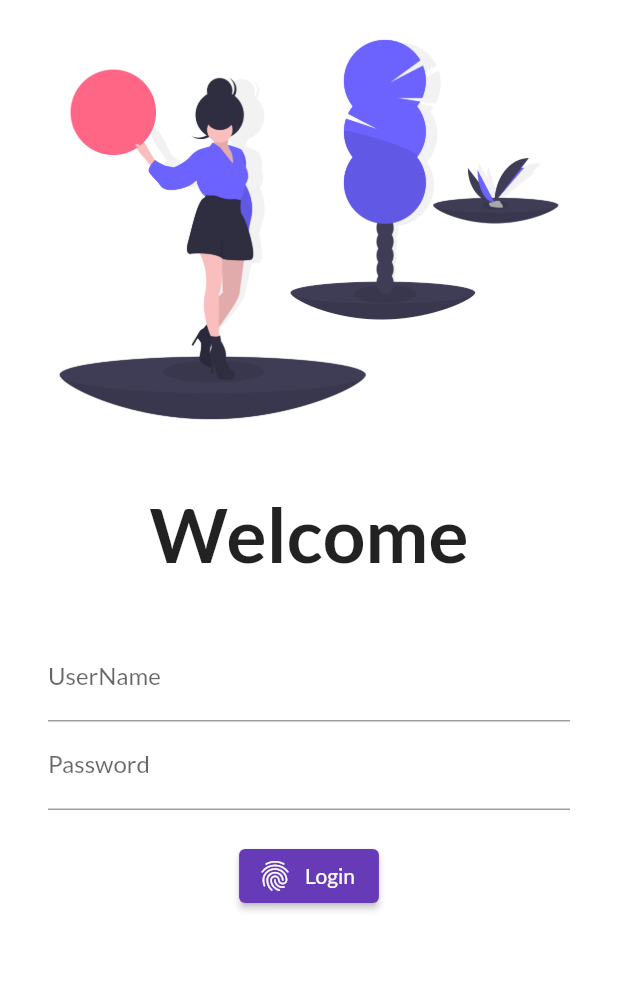
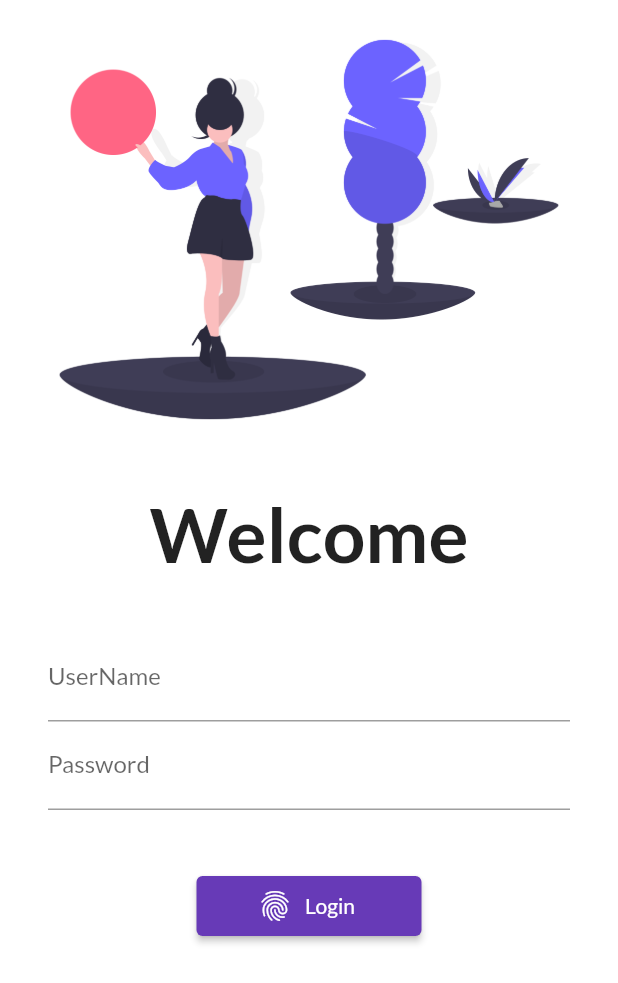
Before and after one commit to Akhil-ps-dev/complete_flutter_catalog_app, a Flutter app: the screen it shows after launch, on a phone screen of 412 x 824 dp. Shown: the top 983 px of the screen. Run offline on Flutter 3.47's test engine with Material 2 defaults, Android fonts, the phone set to English and light mode, and no system bars; our stand-ins replace google_fonts.

Commit message:
day 4 completed

```diff
--- a/analysis_options.yaml
+++ b/analysis_options.yaml
@@ -22,6 +22,8 @@ linter:
   # `// ignore_for_file: name_of_lint` syntax on the line or in the file
   # producing the lint.
   rules:
+     prefer_const_constructors: false
+     prefer_const_literals_to_create_immutables: false
     # avoid_print: false  # Uncomment to disable the `avoid_print` rule
     # prefer_single_quotes: true  # Uncomment to enable the `prefer_single_quotes` rule
 
--- a/lib/main.dart
+++ b/lib/main.dart
@@ -1,6 +1,7 @@
 import 'package:flutter/material.dart';
 import 'package:flutter_catalog/pages/home.dart';
 import 'package:flutter_catalog/pages/login_page.dart';
+import 'package:flutter_catalog/utils/routes.dart';
 import 'package:google_fonts/google_fonts.dart';
 
 void main() {
@@ -19,8 +20,8 @@ class MyApp extends StatelessWidget {
       initialRoute: "/",
       routes: {
         "/": (context) => LoginPage(),
-        "/home": (context) => HomePage(),
-        "/login": (context) => LoginPage(),
+      MyRoutes.homeRoute: (context) => HomePage(),
+       MyRoutes.loginRoute: (context) => LoginPage(),
       },
     );
   }
--- a/lib/pages/login_page.dart
+++ b/lib/pages/login_page.dart
@@ -1,4 +1,5 @@
 import 'package:flutter/material.dart';
+import 'package:flutter_catalog/utils/routes.dart';
 
 class LoginPage extends StatelessWidget {
   const LoginPage({Key? key}) : super(key: key);
@@ -7,6 +8,7 @@ class LoginPage extends StatelessWidget {
   Widget build(BuildContext context) {
     return Material(
       color: Colors.white,
+      child: SingleChildScrollView(
         child: Column(
           children: [
             Image.asset(
@@ -38,11 +40,12 @@ class LoginPage extends StatelessWidget {
                         hintText: "Enter Password", labelText: "Password"),
                   ),
                   SizedBox(
-                  height: 20.0,
+                    height: 40.0,
                   ),
                   ElevatedButton.icon(
-                    style: TextButton.styleFrom(),
-                    onPressed: () {},
+                      style: TextButton.styleFrom(minimumSize: Size(150, 40)),
+                      onPressed: () =>
+                          Navigator.pushNamed(context, MyRoutes.homeRoute),
                       icon: Icon(Icons.fingerprint),
                       label: Text('Login'))
                 ],
@@ -50,6 +53,7 @@ class LoginPage extends StatelessWidget {
             )
           ],
         ),
+      ),
     );
   }
 }
--- /dev/null
+++ b/lib/utils/routes.dart
@@ -0,0 +1,5 @@
+class MyRoutes {
+  static String loginRoute = "/login";
+  static String homeRoute = "/home";
+
+}
```
Lines whose indentation alone changed are shown as unchanged.
